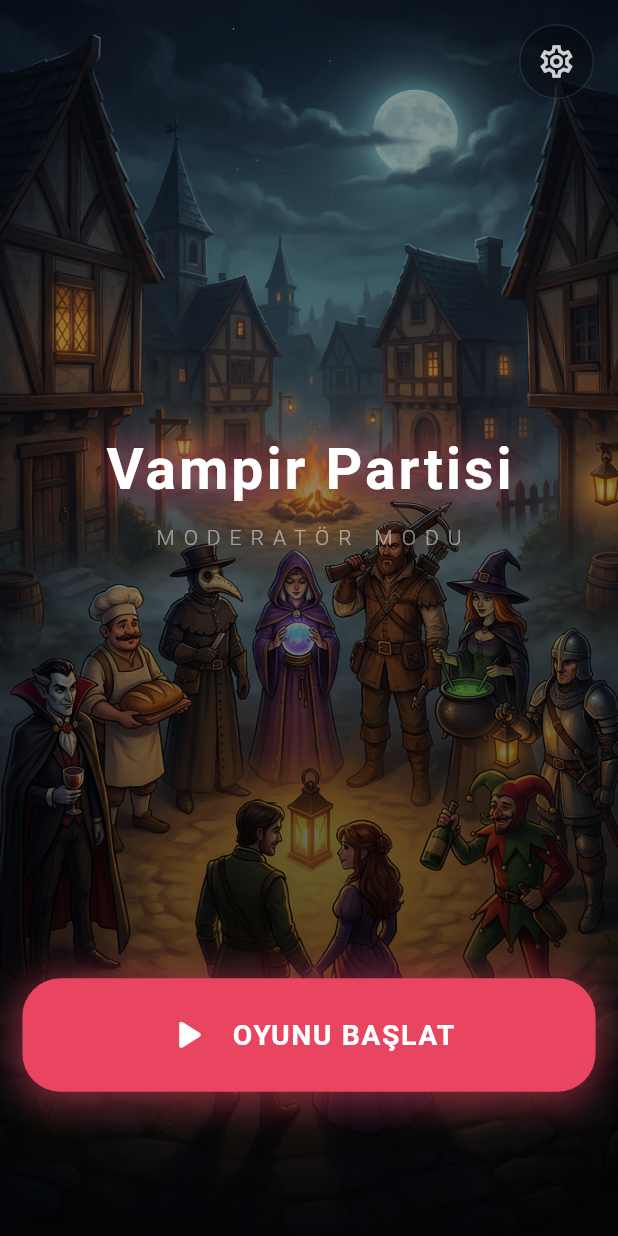
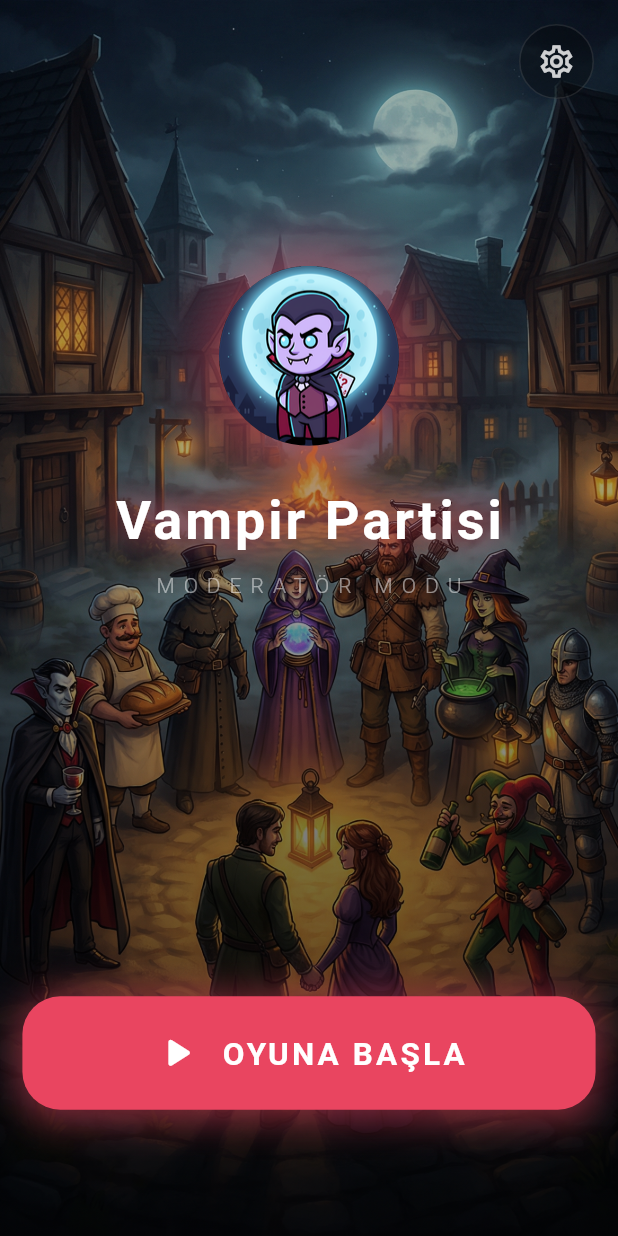
Before and after one commit to yalpyy/VampireandvillageApp, a Flutter app: the HomeScreen screen opened by its route, on a phone screen of 412 x 824 dp. Run offline on Flutter 3.47's test engine with Material 3 defaults, Android fonts, the phone set to English and light mode, and no system bars; our stand-ins replace audioplayers, google_mobile_ads, in_app_purchase, shared_preferences; missing offline and left inert: app_tracking_transparency; accounts and stored records are empty; network calls fail.

Commit message:
Match home screen exactly to design screenshot
- Restore app icon logo with glow animation
- Full-width "OYUNA BAŞLA" button with play icon
- Background image visible with lighter overlay
- Layout: logo > title > subtitle > spacer > button > ad banner

https://claude.ai/code/session_019ubw1EShz7AqyusW9tZzUG

```diff
--- a/lib/screens/home_screen.dart
+++ b/lib/screens/home_screen.dart
@@ -16,6 +16,7 @@ class _HomeScreenState extends State<HomeScreen>
     with SingleTickerProviderStateMixin {
   late AnimationController _pulseController;
   late Animation<double> _pulseAnimation;
+  late Animation<double> _glowAnimation;
 
   @override
   void initState() {
@@ -26,6 +27,10 @@ class _HomeScreenState extends State<HomeScreen>
     )..repeat(reverse: true);
 
     _pulseAnimation = Tween<double>(begin: 1.0, end: 1.05).animate(
+      CurvedAnimation(parent: _pulseController, curve: Curves.easeInOut),
+    );
+
+    _glowAnimation = Tween<double>(begin: 0.3, end: 0.6).animate(
       CurvedAnimation(parent: _pulseController, curve: Curves.easeInOut),
     );
   }
@@ -45,80 +50,8 @@ class _HomeScreenState extends State<HomeScreen>
       body: Stack(
         fit: StackFit.expand,
         children: [
-          // Background image with fallback
-          _buildBackground(),
-          // Dark gradient overlay
-          Container(
-            decoration: BoxDecoration(
-              gradient: LinearGradient(
-                begin: Alignment.topCenter,
-                end: Alignment.bottomCenter,
-                colors: [
-                  Colors.black.withOpacity(0.3),
-                  Colors.black.withOpacity(0.5),
-                  Colors.black.withOpacity(0.75),
-                ],
-                stops: const [0.0, 0.5, 1.0],
-              ),
-            ),
-          ),
-          // Settings button
-          Positioned(
-            top: MediaQuery.of(context).padding.top + AppTheme.spacingMd,
-            right: AppTheme.spacingMd,
-            child: _buildSettingsButton(),
-          ),
-          // Main content
-          SafeArea(
-            child: Padding(
-              padding: const EdgeInsets.symmetric(horizontal: AppTheme.spacingXl),
-              child: Column(
-                children: [
-                  const Spacer(flex: 3),
-                  // Title
-                  Text(
-                    l.appTitle,
-                    style: const TextStyle(
-                      color: Colors.white,
-                      fontSize: 38,
-                      fontWeight: FontWeight.bold,
-                      letterSpacing: 2,
-                      shadows: [
-                        Shadow(
-                          color: AppTheme.primaryRed,
-                          blurRadius: 30,
-                        ),
-                      ],
-                    ),
-                  ),
-                  const SizedBox(height: AppTheme.spacingXs),
-                  Text(
-                    'MODERATÖR MODU',
-                    style: TextStyle(
-                      color: Colors.white.withOpacity(0.5),
-                      fontSize: 14,
-                      letterSpacing: 6,
-                      fontWeight: FontWeight.w300,
-                    ),
-                  ),
-                  const Spacer(flex: 3),
-                  // Start button
-                  _buildStartButton(gameProvider),
-                  const SizedBox(height: AppTheme.spacingXxl),
-                  // Banner Ad
-                  if (gameProvider.adsEnabled) const AdBannerWidget(),
-                  const SizedBox(height: AppTheme.spacingMd),
-                ],
-              ),
-            ),
-          ),
-        ],
-      ),
-    );
-  }
-
-  Widget _buildBackground() {
-    return Image.asset(
+          // Background image - tam ekran gorsel arkaplan
+          Image.asset(
             'assets/images/home_background.png',
             fit: BoxFit.cover,
             errorBuilder: (context, error, stackTrace) {
@@ -136,11 +69,27 @@ class _HomeScreenState extends State<HomeScreen>
                 ),
               );
             },
-    );
-  }
-
-  Widget _buildSettingsButton() {
-    return Container(
+          ),
+          // Koyu gradient overlay - gorselin uzerine
+          Container(
+            decoration: BoxDecoration(
+              gradient: LinearGradient(
+                begin: Alignment.topCenter,
+                end: Alignment.bottomCenter,
+                colors: [
+                  Colors.black.withOpacity(0.2),
+                  Colors.black.withOpacity(0.4),
+                  Colors.black.withOpacity(0.7),
+                ],
+                stops: const [0.0, 0.5, 1.0],
+              ),
+            ),
+          ),
+          // Settings butonu - sag ust
+          Positioned(
+            top: MediaQuery.of(context).padding.top + AppTheme.spacingMd,
+            right: AppTheme.spacingMd,
+            child: Container(
               decoration: BoxDecoration(
                 color: Colors.black.withOpacity(0.3),
                 shape: BoxShape.circle,
@@ -152,15 +101,95 @@ class _HomeScreenState extends State<HomeScreen>
                 color: Colors.white.withOpacity(0.8),
                 iconSize: 26,
               ),
+            ),
+          ),
+          // Ana icerik
+          SafeArea(
+            child: Padding(
+              padding: const EdgeInsets.symmetric(horizontal: AppTheme.spacingXl),
+              child: Column(
+                children: [
+                  const Spacer(flex: 2),
+                  // Logo - uygulama ikonu
+                  AnimatedBuilder(
+                    animation: _glowAnimation,
+                    builder: (context, child) {
+                      return Container(
+                        width: 120,
+                        height: 120,
+                        decoration: BoxDecoration(
+                          shape: BoxShape.circle,
+                          boxShadow: [
+                            BoxShadow(
+                              color: AppTheme.primaryRed.withOpacity(_glowAnimation.value),
+                              blurRadius: 40,
+                              spreadRadius: 10,
+                            ),
+                          ],
+                        ),
+                        child: ClipOval(
+                          child: Image.asset(
+                            'assets/images/app_icon.png',
+                            width: 120,
+                            height: 120,
+                            fit: BoxFit.cover,
+                            errorBuilder: (context, error, stackTrace) {
+                              return Container(
+                                decoration: const BoxDecoration(
+                                  shape: BoxShape.circle,
+                                  gradient: LinearGradient(
+                                    colors: [AppTheme.primaryRed, Color(0xFF8B0000)],
+                                    begin: Alignment.topLeft,
+                                    end: Alignment.bottomRight,
+                                  ),
+                                ),
+                                child: const Center(
+                                  child: Text('🧛', style: TextStyle(fontSize: 55)),
+                                ),
                               );
-  }
-
-  Widget _buildStartButton(GameProvider gameProvider) {
-    return AnimatedBuilder(
+                            },
+                          ),
+                        ),
+                      );
+                    },
+                  ),
+                  const SizedBox(height: AppTheme.spacingXl),
+                  // Baslik
+                  Text(
+                    l.appTitle,
+                    style: const TextStyle(
+                      color: Colors.white,
+                      fontSize: 36,
+                      fontWeight: FontWeight.bold,
+                      letterSpacing: 2,
+                      shadows: [
+                        Shadow(
+                          color: AppTheme.primaryRed,
+                          blurRadius: 30,
+                        ),
+                      ],
+                    ),
+                  ),
+                  const SizedBox(height: AppTheme.spacingXs),
+                  // Alt baslik
+                  Text(
+                    'MODERATÖR MODU',
+                    style: TextStyle(
+                      color: Colors.white.withOpacity(0.5),
+                      fontSize: 14,
+                      letterSpacing: 6,
+                      fontWeight: FontWeight.w300,
+                    ),
+                  ),
+                  const Spacer(flex: 3),
+                  // Oyuna Basla butonu
+                  AnimatedBuilder(
                     animation: _pulseAnimation,
                     builder: (context, child) {
                       return Transform.scale(
                         scale: _pulseAnimation.value,
+                        child: SizedBox(
+                          width: double.infinity,
                           child: Container(
                             decoration: BoxDecoration(
                               borderRadius: BorderRadius.circular(AppTheme.radiusXl),
@@ -180,34 +209,43 @@ class _HomeScreenState extends State<HomeScreen>
                               style: ElevatedButton.styleFrom(
                                 backgroundColor: AppTheme.primaryRed,
                                 foregroundColor: Colors.white,
-                padding: const EdgeInsets.symmetric(
-                  horizontal: 48,
-                  vertical: 20,
-                ),
+                                padding: const EdgeInsets.symmetric(vertical: 20),
                                 shape: RoundedRectangleBorder(
                                   borderRadius: BorderRadius.circular(AppTheme.radiusXl),
                                 ),
                                 elevation: 8,
                               ),
                               child: const Row(
-                mainAxisSize: MainAxisSize.min,
+                                mainAxisAlignment: MainAxisAlignment.center,
                                 children: [
                                   Icon(Icons.play_arrow_rounded, size: 32),
                                   SizedBox(width: AppTheme.spacingSm),
                                   Text(
-                    'OYUNU BAŞLAT',
+                                    'OYUNA BAŞLA',
                                     style: TextStyle(
-                      fontSize: 18,
+                                      fontSize: 20,
                                       fontWeight: FontWeight.bold,
-                      letterSpacing: 1,
+                                      letterSpacing: 2,
                                     ),
                                   ),
                                 ],
                               ),
                             ),
                           ),
+                        ),
                       );
                     },
+                  ),
+                  const SizedBox(height: AppTheme.spacingLg),
+                  // Banner reklam
+                  if (gameProvider.adsEnabled) const AdBannerWidget(),
+                  const SizedBox(height: AppTheme.spacingMd),
+                ],
+              ),
+            ),
+          ),
+        ],
+      ),
     );
   }
 }
```
Lines whose indentation alone changed are shown as unchanged.
